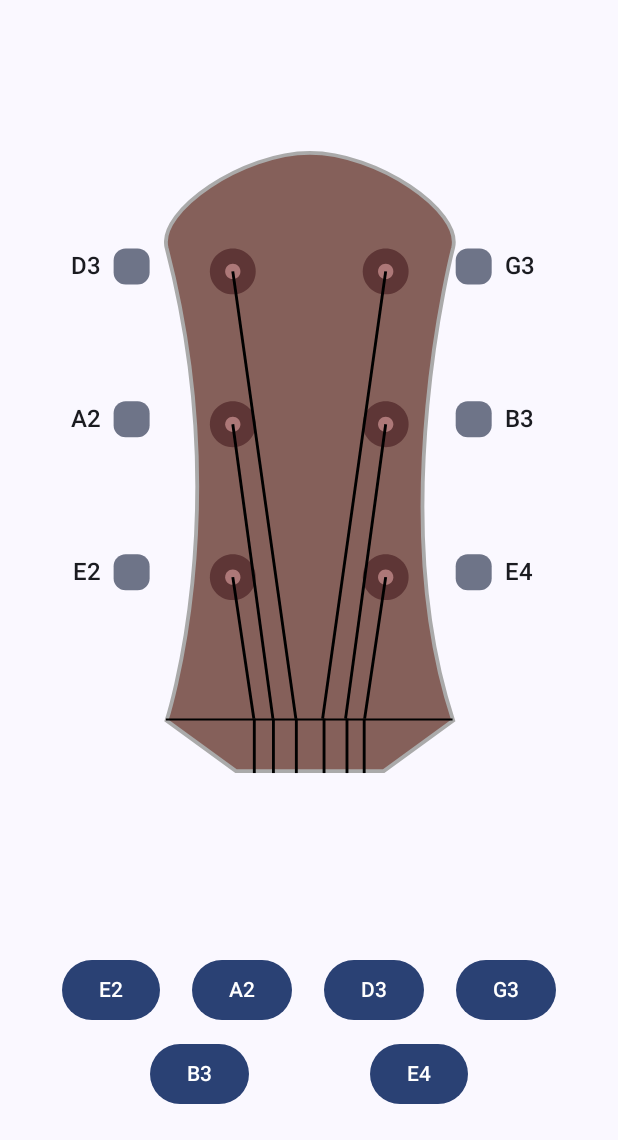
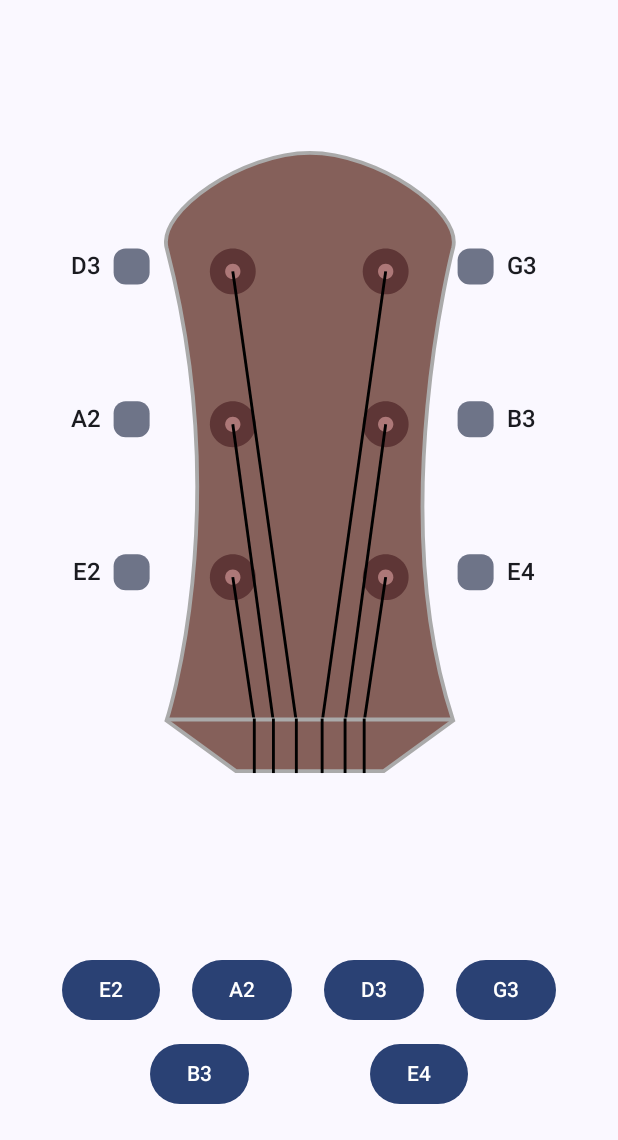
Before and after one commit to samolego/Katara, an Android app built with Jetpack Compose: the screen it shows after launch (MainActivity), on a phone screen of 412 x 824 dp, the part 96-1236 px from its top. Run offline under Robolectric (Android 15) with nearby library versions, the phone set to English and light mode, and no system bars.

Commit message:
Fix guitar image

```diff
--- a/app/src/main/java/org/samo_lego/katara/model/GuitarSpecification.kt
+++ b/app/src/main/java/org/samo_lego/katara/model/GuitarSpecification.kt
@@ -31,9 +31,9 @@ data class GuitarSpecification(
                 GuitarString.A2 to StringPosition(36f, 143f, 57f),
                 GuitarString.E2 to StringPosition(36f, 223f, 47f),
                 // Right side (low to high)
-                GuitarString.G3 to StringPosition(115f, 63f, 80f),
-                GuitarString.B3 to StringPosition(115f, 143f, 90f),
-                GuitarString.E4 to StringPosition(115f, 223f, 101f),
+                GuitarString.G3 to StringPosition(116f, 63f, 84f),
+                GuitarString.B3 to StringPosition(116f, 143f, 94f),
+                GuitarString.E4 to StringPosition(116f, 223f, 104f),
             )
         )
     }
--- a/app/src/main/res/drawable/guitar.xml
+++ b/app/src/main/res/drawable/guitar.xml
@@ -1,93 +1,133 @@
-<vector xmlns:android="http://schemas.android.com/apk/res/android"
+<vector
+    xmlns:android="http://schemas.android.com/apk/res/android"
     android:width="153dp"
     android:height="326dp"
     android:viewportWidth="153"
-    android:viewportHeight="326">
+    android:viewportHeight="326"
+>
     <path
         android:pathData="M1.32,50.5C-3.19,31.22 41.32,1 76.32,1C111.32,1 155.83,31.22 151.32,50.5C151.32,50.5 115.32,189 151.32,298L115,324.5H76.32H37.64L1.32,298C1.32,298 37.32,189 1.32,50.5Z"
         android:strokeWidth="2"
         android:fillColor="#85605A"
-        android:strokeColor="#AAAAAA"/>
+        android:strokeColor="#AAAAAA"
+    />
     <path
         android:pathData="M36,75C42.63,75 48,69.63 48,63C48,56.37 42.63,51 36,51C29.37,51 24,56.37 24,63C24,69.63 29.37,75 36,75Z"
-        android:fillColor="#5E3636"/>
+        android:fillColor="#5E3636"
+    />
     <path
         android:pathData="M36,155C42.63,155 48,149.63 48,143C48,136.37 42.63,131 36,131C29.37,131 24,136.37 24,143C24,149.63 29.37,155 36,155Z"
-        android:fillColor="#5E3636"/>
+        android:fillColor="#5E3636"
+    />
     <path
         android:pathData="M36,235C42.63,235 48,229.63 48,223C48,216.37 42.63,211 36,211C29.37,211 24,216.37 24,223C24,229.63 29.37,235 36,235Z"
-        android:fillColor="#5E3636"/>
+        android:fillColor="#5E3636"
+    />
     <path
         android:pathData="M116,75C122.63,75 128,69.63 128,63C128,56.37 122.63,51 116,51C109.37,51 104,56.37 104,63C104,69.63 109.37,75 116,75Z"
-        android:fillColor="#5E3636"/>
+        android:fillColor="#5E3636"
+    />
     <path
         android:pathData="M116,155C122.63,155 128,149.63 128,143C128,136.37 122.63,131 116,131C109.37,131 104,136.37 104,143C104,149.63 109.37,155 116,155Z"
-        android:fillColor="#5E3636"/>
+        android:fillColor="#5E3636"
+    />
     <path
         android:pathData="M116,235C122.63,235 128,229.63 128,223C128,216.37 122.63,211 116,211C109.37,211 104,216.37 104,223C104,229.63 109.37,235 116,235Z"
-        android:fillColor="#5E3636"/>
+        android:fillColor="#5E3636"
+    />
     <path
         android:pathData="M36,67C38.21,67 40,65.21 40,63C40,60.79 38.21,59 36,59C33.79,59 32,60.79 32,63C32,65.21 33.79,67 36,67Z"
-        android:fillColor="#AD7878"/>
+        android:fillColor="#AD7878"
+    />
     <path
         android:pathData="M36,147C38.21,147 40,145.21 40,143C40,140.79 38.21,139 36,139C33.79,139 32,140.79 32,143C32,145.21 33.79,147 36,147Z"
-        android:fillColor="#AD7878"/>
+        android:fillColor="#AD7878"
+    />
     <path
         android:pathData="M36,227C38.21,227 40,225.21 40,223C40,220.79 38.21,219 36,219C33.79,219 32,220.79 32,223C32,225.21 33.79,227 36,227Z"
-        android:fillColor="#AD7878"/>
+        android:fillColor="#AD7878"
+    />
     <path
         android:pathData="M116,67C118.21,67 120,65.21 120,63C120,60.79 118.21,59 116,59C113.79,59 112,60.79 112,63C112,65.21 113.79,67 116,67Z"
-        android:fillColor="#AD7878"/>
+        android:fillColor="#AD7878"
+    />
     <path
         android:pathData="M116,147C118.21,147 120,145.21 120,143C120,140.79 118.21,139 116,139C113.79,139 112,140.79 112,143C112,145.21 113.79,147 116,147Z"
-        android:fillColor="#AD7878"/>
+        android:fillColor="#AD7878"
+    />
     <path
         android:pathData="M116,227C118.21,227 120,225.21 120,223C120,220.79 118.21,219 116,219C113.79,219 112,220.79 112,223C112,225.21 113.79,227 116,227Z"
-        android:fillColor="#AD7878"/>
+        android:fillColor="#AD7878"
+    />
     <path
         android:pathData="M36,63L69,297"
         android:strokeWidth="1.5"
-        android:strokeColor="#000000"/>
+        android:strokeColor="#000000"
+    />
     <path
         android:pathData="M36,143L57,297"
         android:strokeWidth="1.5"
-        android:strokeColor="#000000"/>
+        android:strokeColor="#000000"
+    />
     <path
         android:pathData="M36,223L47,297"
         android:strokeWidth="1.5"
-        android:strokeColor="#000000"/>
+        android:strokeColor="#000000"
+    />
     <path
         android:pathData="M116,63L83,297"
         android:strokeWidth="1.5"
-        android:strokeColor="#000000"/>
+        android:strokeColor="#000000"
+    />
     <path
         android:pathData="M116,143L95,297"
         android:strokeWidth="1.5"
-        android:strokeColor="#000000"/>
+        android:strokeColor="#000000"
+    />
     <path
         android:pathData="M116,223L105,297"
         android:strokeWidth="1.5"
-        android:strokeColor="#000000"/>
+        android:strokeColor="#000000"
+    />
+
+    <!-- Divider -->
+
     <path
         android:pathData="M1,297.5H151"
-        android:strokeWidth="1"
-        android:strokeColor="#000000"/>
+        android:strokeWidth="2"
+        android:strokeColor="#AAAAAA"
+    />
+    <!--=============================================-->
+
+    <!-- Lower parallel strings -->
+    <!-- Left side -->
     <path
-        android:pathData="M83,297H84.5V325.5H83V297Z"
-        android:fillColor="#000000"/>
+        android:pathData="M46.5,297H48V325.5H46.5V297Z"
+        android:fillColor="#000000"
+    />
+
     <path
-        android:pathData="M95,297H96.5V325.5H95V297Z"
-        android:fillColor="#000000"/>
+        android:pathData="M56.5,297H58V325.5H56.5V297Z"
+        android:fillColor="#000000"
+    />
+
+    <path
+        android:pathData="M68.5,297H70V325.5H68.5V297Z"
+        android:fillColor="#000000"
+    />
+
+    <!-- Right side -->
+    <path
+        android:pathData="M83,297H83.5V325.5H82V297Z"
+        android:fillColor="#000000"
+    />
+    <path
+        android:pathData="M93,297H95.5V325.5H94V297Z"
+        android:fillColor="#000000"
+    />
     <path
         android:pathData="M104,297H105.5V325.5H104V297Z"
-        android:fillColor="#000000"/>
-    <path
-        android:pathData="M68.5,297H70V325.5H68.5V297Z"
-        android:fillColor="#000000"/>
-    <path
-        android:pathData="M56.5,297H58V325.5H56.5V297Z"
-        android:fillColor="#000000"/>
-    <path
-        android:pathData="M46.5,297H48V325.5H46.5V297Z"
-        android:fillColor="#000000"/>
+        android:fillColor="#000000"
+    />
+    <!--=============================================-->
 </vector>
```
Also changed, not shown: app/src/main/res/drawable/guitar_headstock.xml (deleted, +0 -76 lines).
